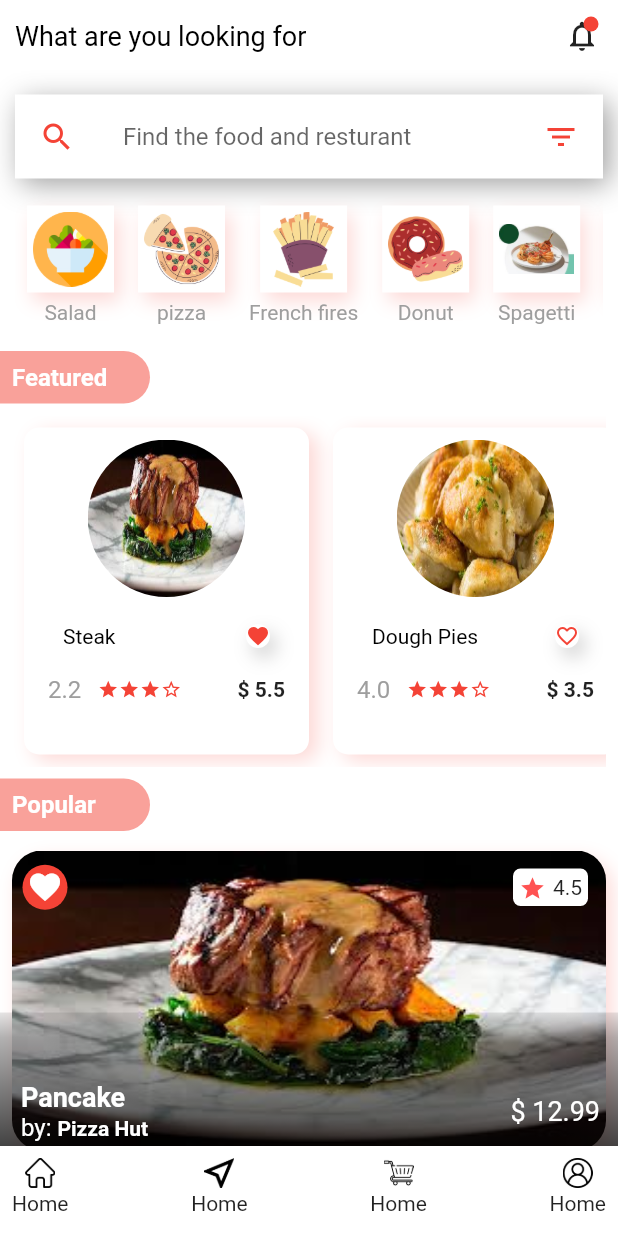
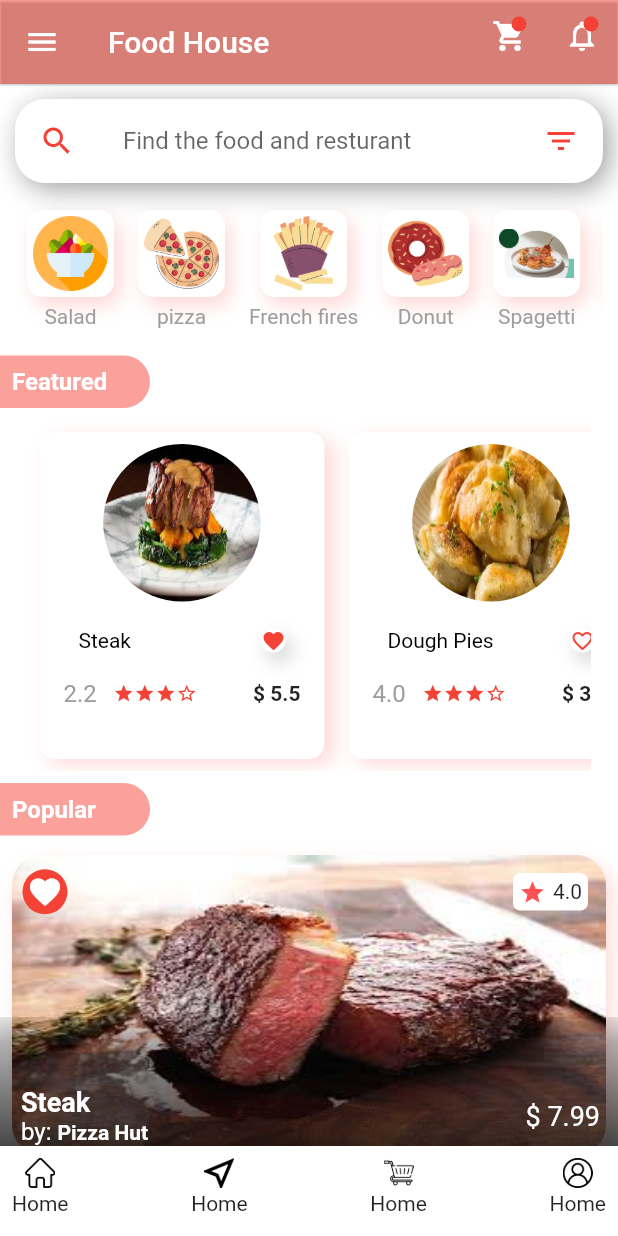
Before and after one commit to arabinrin/orderFood-app, a Flutter app: the screen it shows once a user with an empty profile is signed in, on a phone screen of 412 x 824 dp. Run offline on Flutter 3.47's test engine with Material 2 defaults, Android fonts, the phone set to English and light mode, and no system bars; our stand-ins replace carousel_pro, cloud_firestore, firebase_auth, firebase_core; accounts and stored records are empty.

Commit message:
Home Sreeen

```diff
--- /dev/null
+++ b/lib/models/popular.dart
@@ -0,0 +1,14 @@
+class Popular {
+  final String image;
+  final double price;
+  final double rating;
+  final String special;
+  final String cook;
+  const Popular({
+    required this.image,
+    required this.price,
+    required this.rating,
+    required this.special,
+    required this.cook,
+  });
+}
--- a/lib/src/screen/home.dart
+++ b/lib/src/screen/home.dart
@@ -1,32 +1,93 @@
+import 'dart:ui';
+
 import 'package:flutter/material.dart';
 import 'package:food_course/helper/navigations.dart';
+import 'package:food_course/provider/auth.dart';
 import 'package:food_course/src/screen/cart.dart';
+import 'package:food_course/src/widget/Popular_card.dart';
 import 'package:food_course/src/widget/categories.dart';
 import 'package:food_course/src/widget/featured_products.dart';
 import 'package:food_course/src/widget/nav_bar.dart';
 import 'package:food_course/src/widget/title.dart';
+import 'package:provider/provider.dart';
 
 class Home extends StatelessWidget {
   const Home({Key? key}) : super(key: key);
 
   @override
   Widget build(BuildContext context) {
+    final authProvider = Provider.of<AuthProvider>(context);
+
     return SafeArea(
       child: Scaffold(
-          backgroundColor: Colors.white,
-          body: ListView(
+          drawer: Drawer(
+            child: ListView(
               children: <Widget>[
-              Row(
-                mainAxisAlignment: MainAxisAlignment.spaceBetween,
-                children: <Widget>[
-                  Padding(
-                      padding: EdgeInsets.all(10),
-                      child: CustomTitle(
-                        text: 'What are you looking for',
-                        color: Colors.black,
-                        weight: FontWeight.normal,
-                        size: 18,
+                UserAccountsDrawerHeader(
+                    decoration:
+                        BoxDecoration(color: Colors.red.withOpacity(.5)),
+                    accountName: Text(
+                      authProvider.userModel.name,
+                      style: TextStyle(
+                          color: Colors.white,
+                          fontWeight: FontWeight.bold,
+                          fontSize: 18),
+                    ),
+                    accountEmail: Text(
+                      authProvider.userModel.email,
+                      style: TextStyle(
+                          color: Colors.white,
+                          fontWeight: FontWeight.normal,
+                          fontSize: 16),
                     )),
+                ListTile(
+                  leading: Icon(Icons.home),
+                  title: Text('Home'),
+                ),
+                ListTile(
+                  leading: Icon(Icons.person),
+                  title: Text('Account'),
+                ),
+                ListTile(
+                  leading: Icon(Icons.shopping_cart),
+                  title: Text('Cart'),
+                ),
+              ],
+            ),
+          ),
+          appBar: AppBar(
+            iconTheme: IconThemeData(color: Colors.white),
+            backgroundColor: Colors.red.withOpacity(.5),
+            title: Text(
+              'Food House',
+              style: TextStyle(color: Colors.white),
+            ),
+            elevation: 0.5,
+            actions: [
+              Stack(
+                children: [
+                  IconButton(
+                    onPressed: () {
+                      Navigator.push(
+                          context,
+                          MaterialPageRoute(
+                              builder: (context) => ShoppingCart()));
+                    },
+                    icon: Icon(Icons.shopping_cart),
+                  ),
+                  Positioned(
+                    top: 11,
+                    right: 13,
+                    child: Container(
+                      height: 10,
+                      width: 10,
+                      decoration: BoxDecoration(
+                          color: Colors.red,
+                          borderRadius: BorderRadius.circular(20)),
+                    ),
+                  ),
+                ],
+              ),
               Stack(
                 children: [
                   IconButton(
@@ -48,11 +109,21 @@ class Home extends StatelessWidget {
               ),
             ],
           ),
-              SizedBox(height: 5),
-              Padding(
+          backgroundColor: Colors.white,
+          body: SingleChildScrollView(
+            child: Column(
+              children: <Widget>[
+                Container(
+                  decoration: BoxDecoration(
+                      // color: Colors.red.withOpacity(.7),
+                      ),
+                  child: Padding(
                     padding: EdgeInsets.all(10),
                     child: Container(
-                  decoration: BoxDecoration(color: Colors.white, boxShadow: [
+                      decoration: BoxDecoration(
+                          borderRadius: BorderRadius.circular(20),
+                          color: Colors.white,
+                          boxShadow: [
                             BoxShadow(
                               color: Colors.grey,
                               offset: Offset(4, 4),
@@ -67,6 +138,7 @@ class Home extends StatelessWidget {
                           hintText: 'Find the food and resturant',
                           border: InputBorder.none,
                         )),
+                      ),
                     ),
                   ),
                 ),
@@ -112,140 +184,9 @@ class Home extends StatelessWidget {
                   ],
                 ),
                 SizedBox(height: 5),
-              Stack(
-                children: <Widget>[
-                  Padding(
-                    padding: const EdgeInsets.all(8.0),
-                    child: Container(
-                      height: 200,
-                      padding: const EdgeInsets.all(8.0),
-                      decoration: BoxDecoration(
-                        borderRadius: BorderRadius.circular(20),
-                        image: DecorationImage(
-                            image: AssetImage('images/food5.jpg'),
-                            fit: BoxFit.fill),
-                        boxShadow: [
-                          BoxShadow(
-                            color: Colors.red.withOpacity(.2),
-                            offset: Offset(4, 6),
-                            blurRadius: 10,
-                          ),
+                PopularCard()
               ],
             ),
-                    ),
-                  ),
-                  Row(
-                    mainAxisAlignment: MainAxisAlignment.spaceBetween,
-                    children: <Widget>[
-                      Padding(
-                        padding: const EdgeInsets.all(15.0),
-                        child: Container(
-                            padding: const EdgeInsets.all(3.0),
-                            decoration: BoxDecoration(
-                                shape: BoxShape.circle, color: Colors.red),
-                            child: Icon(Icons.favorite, color: Colors.white)),
-                      ),
-                      Padding(
-                        padding: const EdgeInsets.all(20.0),
-                        child: Container(
-                          width: 50,
-                          height: 25,
-                          decoration: BoxDecoration(
-                            color: Colors.white,
-                            borderRadius: BorderRadius.circular(5),
-                          ),
-                          child: Padding(
-                            padding: const EdgeInsets.all(4.0),
-                            child: Row(
-                              mainAxisAlignment: MainAxisAlignment.spaceBetween,
-                              children: [
-                                Icon(Icons.star,
-                                    size: 18, color: Colors.redAccent),
-                                Text(
-                                  '4.5',
-                                  style: TextStyle(color: Colors.black87),
-                                ),
-                              ],
-                            ),
-                          ),
-                        ),
-                      ),
-                    ],
-                  ),
-                  Positioned.fill(
-                    child: Align(
-                      alignment: Alignment.bottomCenter,
-                      child: Container(
-                          height: 100,
-                          decoration: BoxDecoration(
-                            borderRadius: BorderRadius.only(
-                              bottomLeft: Radius.circular(10),
-                              bottomRight: Radius.circular(10),
-                            ),
-                            gradient: LinearGradient(
-                              begin: Alignment.bottomCenter,
-                              end: Alignment.topCenter,
-                              colors: [
-                                Colors.black.withOpacity(.8),
-                                Colors.black.withOpacity(.7),
-                                Colors.black.withOpacity(.6),
-                                Colors.black.withOpacity(.5),
-                                Colors.black.withOpacity(.4),
-                                Colors.black.withOpacity(.3),
-                                Colors.black.withOpacity(.1),
-                              ],
-                            ),
-                          )),
-                    ),
-                  ),
-                  Positioned.fill(
-                      child: Align(
-                    alignment: Alignment.bottomCenter,
-                    child: Row(
-                      mainAxisAlignment: MainAxisAlignment.spaceBetween,
-                      children: <Widget>[
-                        Padding(
-                          padding: EdgeInsets.all(14),
-                          child: RichText(
-                            text: TextSpan(
-                              children: [
-                                TextSpan(
-                                    text: 'Pancake\n',
-                                    style: TextStyle(
-                                        fontSize: 18,
-                                        fontWeight: FontWeight.bold)),
-                                TextSpan(
-                                    text: 'by: ',
-                                    style: TextStyle(
-                                        fontSize: 16,
-                                        fontWeight: FontWeight.normal)),
-                                TextSpan(
-                                    text: 'Pizza Hut',
-                                    style: TextStyle(
-                                        fontSize: 14,
-                                        fontWeight: FontWeight.bold)),
-                              ],
-                              style: TextStyle(color: Colors.white),
-                            ),
-                          ),
-                        ),
-                        Padding(
-                          padding: EdgeInsets.all(12),
-                          child: RichText(
-                              text: TextSpan(children: [
-                            TextSpan(
-                                text: '\$ 12.99',
-                                style: TextStyle(
-                                    fontSize: 18,
-                                    fontWeight: FontWeight.normal))
-                          ], style: TextStyle(color: Colors.white))),
-                        ),
-                      ],
-                    ),
-                  )),
-                ],
-              )
-            ],
           ),
           bottomNavigationBar: Container(
               height: 60,
--- /dev/null
+++ b/lib/src/widget/Popular_card.dart
@@ -0,0 +1,172 @@
+import 'package:flutter/material.dart';
+import 'package:food_course/models/popular.dart';
+
+List<Popular> popularList = [
+  Popular(
+      image: 'steak1.jpg',
+      price: 7.99,
+      rating: 4.0,
+      special: 'Steak',
+      cook: 'Pizza Hut'),
+  Popular(
+      image: 'steak2.jpg',
+      price: 12.97,
+      rating: 4.0,
+      special: 'Pancake',
+      cook: '4 friends'),
+  Popular(
+      image: 'steak3.jpg',
+      price: 4.00,
+      rating: 4.0,
+      special: 'Meat Red',
+      cook: 'Pizza Hut'),
+];
+
+class PopularCard extends StatefulWidget {
+  const PopularCard({Key? key}) : super(key: key);
+
+  @override
+  _PopularCardState createState() => _PopularCardState();
+}
+
+class _PopularCardState extends State<PopularCard> {
+  @override
+  Widget build(BuildContext context) {
+    return ListView.builder(
+        physics: const NeverScrollableScrollPhysics(),
+        shrinkWrap: true,
+        scrollDirection: Axis.vertical,
+        itemCount: popularList.length,
+        itemBuilder: (_, i) {
+          return Stack(
+            children: <Widget>[
+              Padding(
+                padding: const EdgeInsets.all(8.0),
+                child: Container(
+                  height: 200,
+                  padding: const EdgeInsets.all(8.0),
+                  decoration: BoxDecoration(
+                    borderRadius: BorderRadius.circular(20),
+                    image: DecorationImage(
+                        image: AssetImage('images/${popularList[i].image}'),
+                        fit: BoxFit.fill),
+                    boxShadow: [
+                      BoxShadow(
+                        color: Colors.red.withOpacity(.2),
+                        offset: Offset(4, 6),
+                        blurRadius: 10,
+                      ),
+                    ],
+                  ),
+                ),
+              ),
+              Row(
+                mainAxisAlignment: MainAxisAlignment.spaceBetween,
+                children: <Widget>[
+                  Padding(
+                    padding: const EdgeInsets.all(15.0),
+                    child: Container(
+                        padding: const EdgeInsets.all(3.0),
+                        decoration: BoxDecoration(
+                            shape: BoxShape.circle, color: Colors.red),
+                        child: Icon(Icons.favorite, color: Colors.white)),
+                  ),
+                  Padding(
+                    padding: const EdgeInsets.all(20.0),
+                    child: Container(
+                      width: 50,
+                      height: 25,
+                      decoration: BoxDecoration(
+                        color: Colors.white,
+                        borderRadius: BorderRadius.circular(5),
+                      ),
+                      child: Padding(
+                        padding: const EdgeInsets.all(4.0),
+                        child: Row(
+                          mainAxisAlignment: MainAxisAlignment.spaceBetween,
+                          children: [
+                            Icon(Icons.star, size: 18, color: Colors.redAccent),
+                            Text(
+                              '${popularList[i].rating}',
+                              style: TextStyle(color: Colors.black87),
+                            ),
+                          ],
+                        ),
+                      ),
+                    ),
+                  ),
+                ],
+              ),
+              Positioned.fill(
+                child: Align(
+                  alignment: Alignment.bottomCenter,
+                  child: Container(
+                      height: 100,
+                      decoration: BoxDecoration(
+                        borderRadius: BorderRadius.only(
+                          bottomLeft: Radius.circular(10),
+                          bottomRight: Radius.circular(10),
+                        ),
+                        gradient: LinearGradient(
+                          begin: Alignment.bottomCenter,
+                          end: Alignment.topCenter,
+                          colors: [
+                            Colors.black.withOpacity(.8),
+                            Colors.black.withOpacity(.7),
+                            Colors.black.withOpacity(.6),
+                            Colors.black.withOpacity(.5),
+                            Colors.black.withOpacity(.4),
+                            Colors.black.withOpacity(.3),
+                            Colors.black.withOpacity(.1),
+                          ],
+                        ),
+                      )),
+                ),
+              ),
+              Positioned.fill(
+                  child: Align(
+                alignment: Alignment.bottomCenter,
+                child: Row(
+                  mainAxisAlignment: MainAxisAlignment.spaceBetween,
+                  children: <Widget>[
+                    Padding(
+                      padding: EdgeInsets.all(14),
+                      child: RichText(
+                        text: TextSpan(
+                          children: [
+                            TextSpan(
+                                text: "${popularList[i].special}\n",
+                                style: TextStyle(
+                                    fontSize: 18, fontWeight: FontWeight.bold)),
+                            TextSpan(
+                                text: 'by: ',
+                                style: TextStyle(
+                                    fontSize: 16,
+                                    fontWeight: FontWeight.normal)),
+                            TextSpan(
+                                text: '${popularList[i].cook}',
+                                style: TextStyle(
+                                    fontSize: 14, fontWeight: FontWeight.bold)),
+                          ],
+                          style: TextStyle(color: Colors.white),
+                        ),
+                      ),
+                    ),
+                    Padding(
+                      padding: EdgeInsets.all(12),
+                      child: RichText(
+                          text: TextSpan(children: [
+                        TextSpan(
+                            text: '\$ ${popularList[i].price}',
+                            style: TextStyle(
+                                fontSize: 18, fontWeight: FontWeight.normal))
+                      ], style: TextStyle(color: Colors.white))),
+                    ),
+                  ],
+                ),
+              )),
+            ],
+          );
+        });
+  }
+}
--- a/lib/src/widget/categories.dart
+++ b/lib/src/widget/categories.dart
@@ -33,7 +33,10 @@ class _CategoriesState extends State<Categories> {
                 padding: EdgeInsets.all(8),
                 child: Column(children: <Widget>[
                   Container(
-                    decoration: BoxDecoration(color: Colors.white, boxShadow: [
+                    decoration: BoxDecoration(
+                        borderRadius: BorderRadius.circular(10),
+                        color: Colors.white,
+                        boxShadow: [
                           BoxShadow(
                             color: Colors.red.withOpacity(.2),
                             offset: Offset(4, 6),
```
Lines whose indentation alone changed are shown as unchanged.
